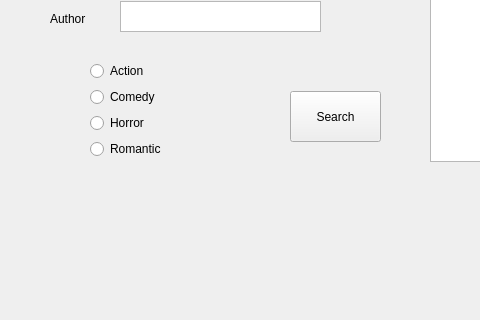
Before: the Qt Designer form LibraryManagementSystem/user.ui in omar-rabeh-18/LibraryManagementSystem, drawn with Qt 5; both pictures show x 0 to 480 and y 299 to 619 of the 1085 by 619 pixel window.
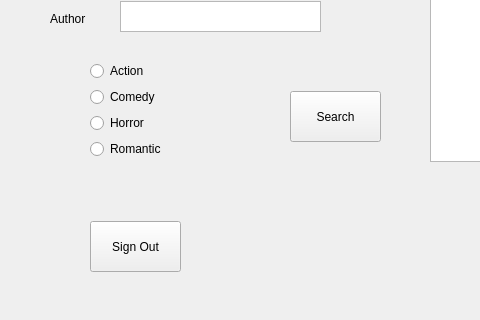
After: the same form once the commit is applied.

Commit message:
Added sign out buttons
I added sign out buttons and made some enhancements to the code.

What changed in the file:
```diff
--- a/LibraryManagementSystem/user.ui
+++ b/LibraryManagementSystem/user.ui
@@ -334,6 +334,19 @@
     </rect>
    </property>
   </widget>
+  <widget class="QPushButton" name="signOutPushButton">
+   <property name="geometry">
+    <rect>
+     <x>90</x>
+     <y>520</y>
+     <width>91</width>
+     <height>51</height>
+    </rect>
+   </property>
+   <property name="text">
+    <string>Sign Out</string>
+   </property>
+  </widget>
  </widget>
  <resources/>
  <connections/>
```
The commit also changes 59 other files.
